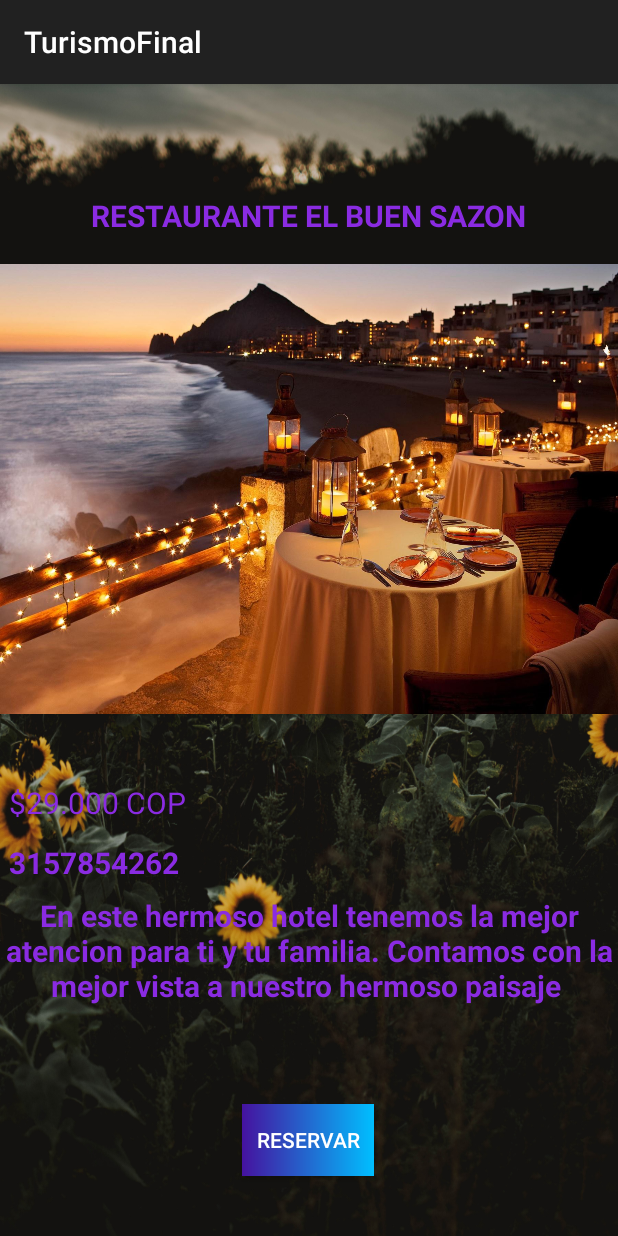
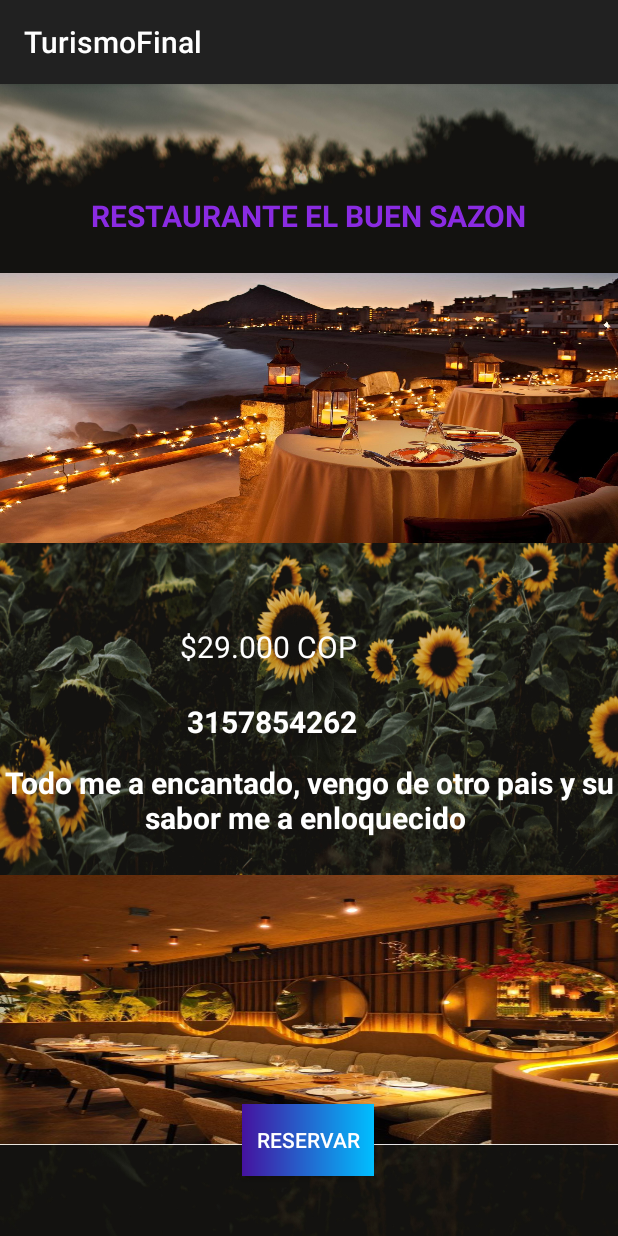
Before and after one commit to LeidyPaolaV/entregamovil2conlistasok, an Android app: the AmpliandoRestaurante screen opened directly, with no data from a screen before it, on a phone screen of 412 x 824 dp. Run offline under Robolectric (Android 15) with nearby library versions, the phone set to English and light mode, and no system bars; 1 statement that could not run was skipped.

Commit message:
Se crea Adaptadores.

```diff
--- a/app/src/main/res/layout/activity_ampliando_hotel.xml
+++ b/app/src/main/res/layout/activity_ampliando_hotel.xml
@@ -69,7 +69,7 @@
         android:id="@+id/valoracion"
         android:layout_width="wrap_content"
         android:layout_height="wrap_content"
-        android:text="En este hermoso hotel tenemos la mejor atencion para ti y tu familia. Contamos con la mejor vista a nuestro hermoso paisaje "
+        android:text="Me gusto Mucho el Hotel, la sencillez de la recepcionista me encanto"
         android:textColor="@color/blueviolet"
         android:textSize="20dp"
         android:textStyle="bold"
--- a/app/src/main/res/layout/activity_ampliando_restaurante.xml
+++ b/app/src/main/res/layout/activity_ampliando_restaurante.xml
@@ -26,7 +26,7 @@
     <ImageView
         android:id="@+id/AmpliandofotoRest"
         android:layout_width="match_parent"
-        android:layout_height="300dp"
+        android:layout_height="180dp"
         android:scaleType="fitXY"
         android:src="@drawable/r5"
         app:layout_constraintBottom_toBottomOf="parent"
@@ -41,46 +41,58 @@
         android:layout_width="wrap_content"
         android:layout_height="wrap_content"
         android:text="$29.000 COP"
-        android:textColor="@color/blueviolet"
+        android:textColor="@color/white"
         android:textSize="20dp"
         app:layout_constraintBottom_toBottomOf="parent"
         app:layout_constraintEnd_toEndOf="parent"
+        app:layout_constraintHorizontal_bias="0.409"
         app:layout_constraintStart_toStartOf="parent"
         app:layout_constraintTop_toBottomOf="@+id/AmpliandofotoRest"
-        app:layout_constraintVertical_bias="0.141"
-        app:layout_constraintHorizontal_bias="0.02"/>
+        app:layout_constraintVertical_bias="0.128" />
 
     <TextView
         android:id="@+id/Ampliandocontactohotel"
         android:layout_width="wrap_content"
         android:layout_height="wrap_content"
         android:text="3157854262"
-        android:textColor="@color/blueviolet"
+        android:textColor="@color/white"
+        android:textSize="20dp"
+        android:textStyle="bold"
+        app:layout_constraintBottom_toBottomOf="parent"
+        app:layout_constraintEnd_toEndOf="parent"
+        app:layout_constraintHorizontal_bias="0.417"
+        app:layout_constraintStart_toStartOf="parent"
+        app:layout_constraintTop_toBottomOf="@+id/AmpliandoprecioRest"
+        app:layout_constraintVertical_bias="0.064" />
+
+    <TextView
+        android:id="@+id/resenaAhotel"
+        android:layout_width="wrap_content"
+        android:layout_height="wrap_content"
+        android:text="Todo me a encantado, vengo de otro pais y su sabor me a enloquecido "
+        android:textColor="@color/white"
         android:textSize="20dp"
         android:textStyle="bold"
         app:layout_constraintBottom_toBottomOf="parent"
         app:layout_constraintEnd_toEndOf="parent"
         app:layout_constraintStart_toStartOf="parent"
-        app:layout_constraintTop_toBottomOf="@+id/AmpliandoprecioRest"
-        app:layout_constraintVertical_bias="0.05"
-        app:layout_constraintHorizontal_bias="0.02"/>
-
-    <TextView
-        android:id="@+id/resenaAhotel"
-        android:layout_width="wrap_content"
-        android:layout_height="wrap_content"
-        android:text="En este hermoso hotel tenemos la mejor atencion para ti y tu familia. Contamos con la mejor vista a nuestro hermoso paisaje "
-        android:textColor="@color/blueviolet"
-        android:textSize="20dp"
-        android:textStyle="bold"
-        app:layout_constraintBottom_toBottomOf="parent"
-        app:layout_constraintEnd_toEndOf="parent"
-
-        app:layout_constraintStart_toStartOf="parent"
         app:layout_constraintTop_toBottomOf="@+id/Ampliandocontactohotel"
         app:layout_constraintVertical_bias="0.049"
         app:layout_constraintHorizontal_bias="0.0"
         android:textAlignment="center"/>
+
+    <ImageView
+        android:id="@+id/fotoadicional"
+        android:layout_width="wrap_content"
+        android:layout_height="180dp"
+        android:scaleType="fitXY"
+        android:src="@drawable/restt"
+        app:layout_constraintBottom_toBottomOf="parent"
+        app:layout_constraintEnd_toEndOf="parent"
+        app:layout_constraintHorizontal_bias="0.478"
+        app:layout_constraintStart_toStartOf="parent"
+        app:layout_constraintTop_toBottomOf="@id/resenaAhotel"
+        app:layout_constraintVertical_bias="0.292" />
 
     <Button
         android:id="@+id/botonReservar"
```
Also changed, not shown: app/src/main/java/com/example/turismofinal/AmpliandoRestaurante.java (+58 -0 lines), app/src/main/java/com/example/turismofinal/AmpliandoTurismo.java (+68 -0 lines), app/src/main/res/layout/activity_ampliando_turismo.xml (+21 -8 lines), app/src/main/res/drawable/fotsmu.jpg (added), app/src/main/res/drawable/hdmorado.jpg (added), app/src/main/res/drawable/restt.jpeg (added).
